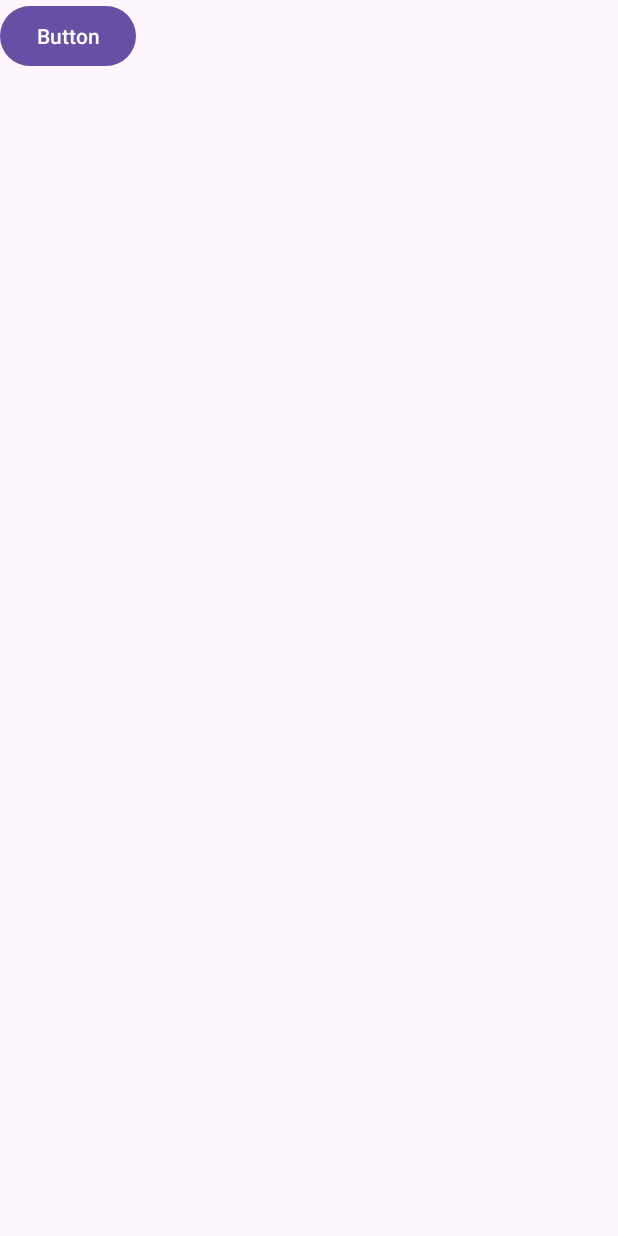
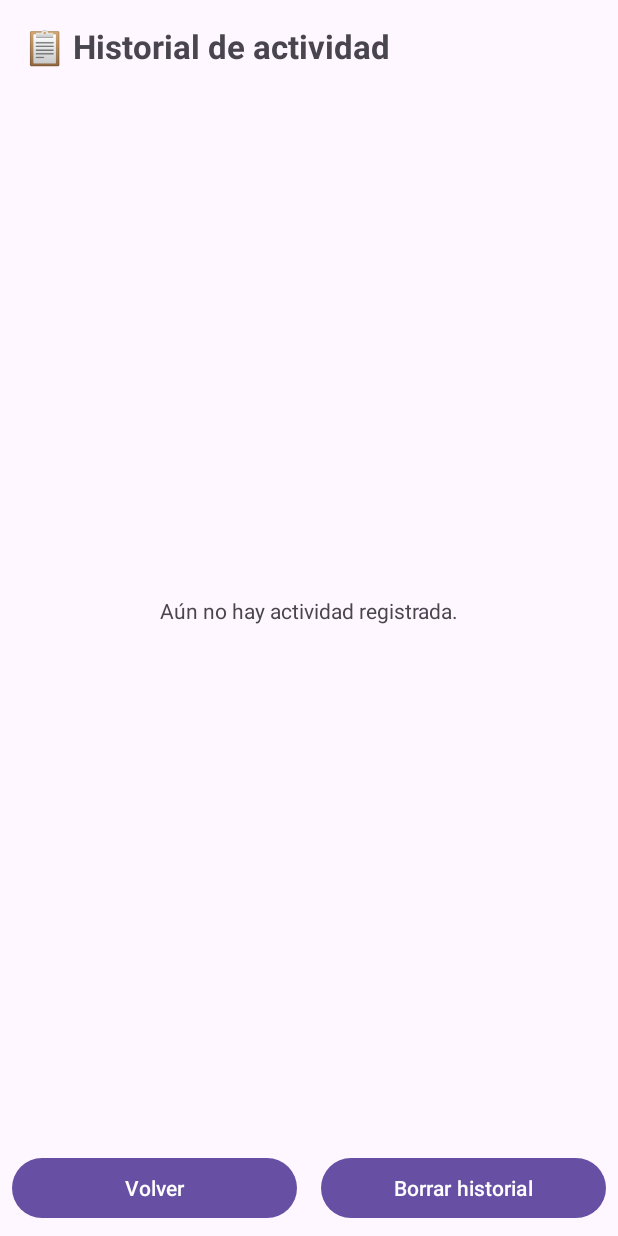
Before and after one commit to isma8-ai/App.Prevencion, an Android app: the historial screen opened directly, with no data from a screen before it, on a phone screen of 412 x 824 dp. Run offline under Robolectric (Android 15) with nearby library versions, the phone set to English and light mode, and no system bars; 1 statement that could not run was skipped.

Commit message:
Implementacion del historial de actividades

```diff
--- a/app/src/main/java/com/example/hackeatonbackend/MainActivity.java
+++ b/app/src/main/java/com/example/hackeatonbackend/MainActivity.java
@@ -133,6 +133,8 @@ public class MainActivity extends AppCompatActivity {
                 .show();
 
         Toast.makeText(this, "¡Alerta SOS enviada a " + contacts.size() + " contactos de confianza!", Toast.LENGTH_LONG).show();
+        HistorialManager.registrar(this, HistorialManager.TIPO_SOS,
+                "Alerta SOS enviada a " + contacts.size() + " contactos de confianza");
     }
 
     private void showQuickMenuDialog() {
--- a/app/src/main/java/com/example/hackeatonbackend/chat.java
+++ b/app/src/main/java/com/example/hackeatonbackend/chat.java
@@ -57,6 +57,8 @@ public class chat extends AppCompatActivity {
                 etMessage.setText("");
                 listViewMessages.smoothScrollToPosition(reportList.size() - 1);
                 Toast.makeText(this, "Alerta publicada de forma anónima para advertir a la comunidad", Toast.LENGTH_SHORT).show();
+                HistorialManager.registrar(this, HistorialManager.TIPO_CHAT,
+                        "Publicaste un mensaje anónimo");
             } else {
                 Toast.makeText(this, "Escribe una descripción de la situación", Toast.LENGTH_SHORT).show();
             }
--- a/app/src/main/java/com/example/hackeatonbackend/historial.java
+++ b/app/src/main/java/com/example/hackeatonbackend/historial.java
@@ -2,15 +2,33 @@ package com.example.hackeatonbackend;
 
 import android.content.Intent;
 import android.os.Bundle;
+import android.view.LayoutInflater;
+import android.view.View;
+import android.view.ViewGroup;
+import android.widget.BaseAdapter;
 import android.widget.Button;
+import android.widget.ListView;
+import android.widget.TextView;
+import android.widget.Toast;
 
+import androidx.annotation.NonNull;
+import androidx.annotation.Nullable;
+import androidx.appcompat.app.AlertDialog;
 import androidx.appcompat.app.AppCompatActivity;
 import androidx.core.graphics.Insets;
 import androidx.core.view.ViewCompat;
 import androidx.core.view.WindowCompat;
 import androidx.core.view.WindowInsetsCompat;
 
+import java.util.ArrayList;
+import java.util.List;
+
 public class historial extends AppCompatActivity {
+
+    private ListView listViewHistorial;
+    private TextView tvVacio;
+    private EventoAdapter adapter;
+    private final List<HistorialManager.Evento> eventos = new ArrayList<>();
 
     @Override
     protected void onCreate(Bundle savedInstanceState) {
@@ -23,10 +41,75 @@ public class historial extends AppCompatActivity {
             return insets;
         });
 
+        listViewHistorial = findViewById(R.id.listViewHistorial);
+        tvVacio = findViewById(R.id.tvHistorialVacio);
         Button button10 = findViewById(R.id.button10);
+        Button btnLimpiar = findViewById(R.id.btnLimpiarHistorial);
+
+        adapter = new EventoAdapter();
+        listViewHistorial.setAdapter(adapter);
+        listViewHistorial.setEmptyView(tvVacio);
+
         button10.setOnClickListener(v -> {
             Intent intent = new Intent(historial.this, MainActivity.class);
             startActivity(intent);
         });
+
+        btnLimpiar.setOnClickListener(v -> new AlertDialog.Builder(this)
+                .setTitle("Borrar historial")
+                .setMessage("¿Seguro que quieres borrar todo el historial?")
+                .setPositiveButton("Borrar", (d, w) -> {
+                    HistorialManager.limpiar(this);
+                    cargarEventos();
+                    Toast.makeText(this, "Historial borrado", Toast.LENGTH_SHORT).show();
+                })
+                .setNegativeButton("Cancelar", null)
+                .show());
+    }
+
+    @Override
+    protected void onResume() {
+        super.onResume();
+        cargarEventos();
+    }
+
+    private void cargarEventos() {
+        eventos.clear();
+        eventos.addAll(HistorialManager.obtener(this));
+        adapter.notifyDataSetChanged();
+    }
+
+    private class EventoAdapter extends BaseAdapter {
+
+        @Override
+        public int getCount() {
+            return eventos.size();
+        }
+
+        @Override
+        public HistorialManager.Evento getItem(int position) {
+            return eventos.get(position);
+        }
+
+        @Override
+        public long getItemId(int position) {
+            return position;
+        }
+
+        @NonNull
+        @Override
+        public View getView(int position, @Nullable View convertView, @NonNull ViewGroup parent) {
+            View view = convertView;
+            if (view == null) {
+                view = LayoutInflater.from(historial.this)
+                        .inflate(android.R.layout.simple_list_item_2, parent, false);
+            }
+            HistorialManager.Evento e = getItem(position);
+            TextView t1 = view.findViewById(android.R.id.text1);
+            TextView t2 = view.findViewById(android.R.id.text2);
+            t1.setText(e.getIcono() + "  " + e.getTitulo());
+            t2.setText(e.descripcion + "\n" + e.fecha);
+            return view;
+        }
     }
 }
--- a/app/src/main/java/com/example/hackeatonbackend/mapa.java
+++ b/app/src/main/java/com/example/hackeatonbackend/mapa.java
@@ -235,6 +235,10 @@ public class mapa extends AppCompatActivity implements OnMapReadyCallback {
                     // Guardar localmente
                     guardarReporteLocal(nuevoReporte);
 
+                    HistorialManager.registrar(this, HistorialManager.TIPO_MAPA,
+                            "Reporte \"" + titulo + "\" en (" +
+                                    String.format(Locale.US, "%.4f, %.4f", latLng.latitude, latLng.longitude) + ")");
+
                     // Agregar marcador al mapa en tiempo real
                     BitmapDescriptor iconoAlerta = crearIconoAlerta();
                     Marker marker = googleMap.addMarker(new MarkerOptions()
--- a/app/src/main/java/com/example/hackeatonbackend/sesion.java
+++ b/app/src/main/java/com/example/hackeatonbackend/sesion.java
@@ -56,6 +56,9 @@ public class sesion extends AppCompatActivity {
                 // Cambia MainActivity.class por la Activity a la que quieras avanzar
                 Intent intent = new Intent(sesion.this, MainActivity.class);
                 intent.putExtra("USUARIO", usuarioIngresado);
+                HistorialManager.registrar(this, HistorialManager.TIPO_LOGIN,
+                        "Inicio de sesión como " + usuarioIngresado);
+
                 startActivity(intent);
                 finish();
             } else {
--- a/app/src/main/res/layout/activity_historial.xml
+++ b/app/src/main/res/layout/activity_historial.xml
@@ -7,11 +7,56 @@
     android:layout_height="match_parent"
     tools:context=".historial">
 
+    <TextView
+        android:id="@+id/tvHistorialTitulo"
+        android:layout_width="0dp"
+        android:layout_height="wrap_content"
+        android:layout_margin="16dp"
+        android:text="📋 Historial de actividad"
+        android:textSize="22sp"
+        android:textStyle="bold"
+        app:layout_constraintEnd_toEndOf="parent"
+        app:layout_constraintStart_toStartOf="parent"
+        app:layout_constraintTop_toTopOf="parent" />
+
+    <ListView
+        android:id="@+id/listViewHistorial"
+        android:layout_width="0dp"
+        android:layout_height="0dp"
+        android:layout_marginHorizontal="8dp"
+        app:layout_constraintBottom_toTopOf="@+id/button10"
+        app:layout_constraintEnd_toEndOf="parent"
+        app:layout_constraintStart_toStartOf="parent"
+        app:layout_constraintTop_toBottomOf="@+id/tvHistorialTitulo" />
+
+    <TextView
+        android:id="@+id/tvHistorialVacio"
+        android:layout_width="wrap_content"
+        android:layout_height="wrap_content"
+        android:text="Aún no hay actividad registrada."
+        android:visibility="gone"
+        app:layout_constraintBottom_toBottomOf="@+id/listViewHistorial"
+        app:layout_constraintEnd_toEndOf="parent"
+        app:layout_constraintStart_toStartOf="parent"
+        app:layout_constraintTop_toTopOf="@+id/listViewHistorial" />
+
     <Button
         android:id="@+id/button10"
-        android:layout_width="wrap_content"
+        android:layout_width="0dp"
         android:layout_height="wrap_content"
-        android:text="Button"
-        tools:layout_editor_absoluteX="11dp"
-        tools:layout_editor_absoluteY="567dp" />
+        android:layout_margin="8dp"
+        android:text="Volver"
+        app:layout_constraintBottom_toBottomOf="parent"
+        app:layout_constraintEnd_toStartOf="@+id/btnLimpiarHistorial"
+        app:layout_constraintStart_toStartOf="parent" />
+
+    <Button
+        android:id="@+id/btnLimpiarHistorial"
+        android:layout_width="0dp"
+        android:layout_height="wrap_content"
+        android:layout_margin="8dp"
+        android:text="Borrar historial"
+        app:layout_constraintBottom_toBottomOf="parent"
+        app:layout_constraintEnd_toEndOf="parent"
+        app:layout_constraintStart_toEndOf="@+id/button10" />
 </androidx.constraintlayout.widget.ConstraintLayout>
```
Also changed, not shown: app/src/main/java/com/example/hackeatonbackend/HistorialManager.java (added, +111 -0 lines), app/src/main/java/com/example/hackeatonbackend/perfil.java (+15 -0 lines).
